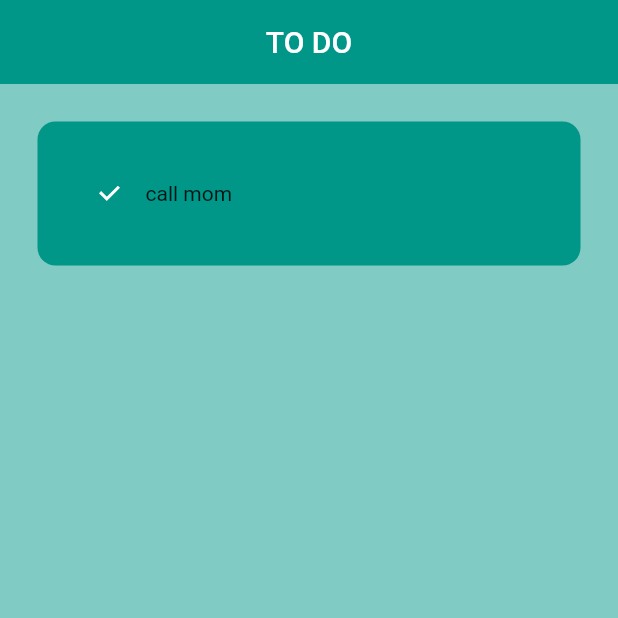
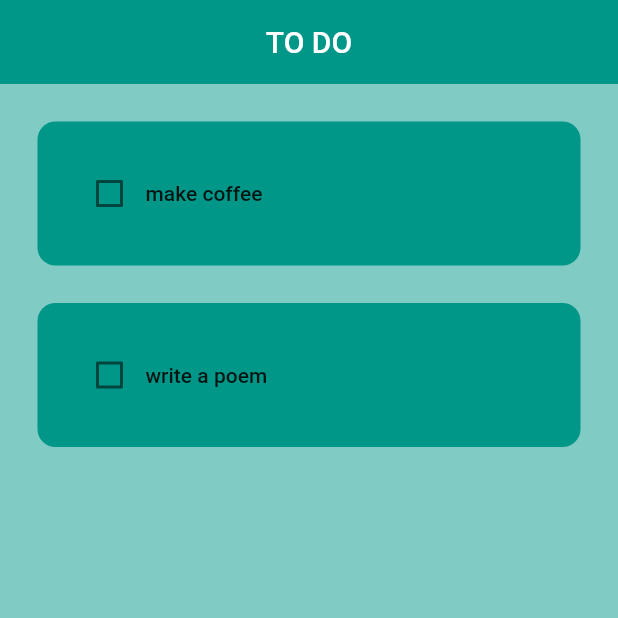
Before and after one commit to wdigba/ToDoApp, a Flutter app: the screen it shows after launch, on a phone screen of 412 x 824 dp, the top half of it. Run offline on Flutter 3.47's test engine with Material 2 defaults, Android fonts, the phone set to English and light mode, and no system bars.

Commit message:
tasks are clickable

```diff
--- a/lib/main.dart
+++ b/lib/main.dart
@@ -12,10 +12,8 @@ class MyApp extends StatelessWidget {
   Widget build(BuildContext context) {
     return MaterialApp(
       debugShowCheckedModeBanner: false,
-        home: ToDoPage(),
-      theme: ThemeData(
-        primarySwatch: Colors.teal
-      ),
+      home: ToDoPage(),
+      theme: ThemeData(primarySwatch: Colors.teal),
     );
   }
 }
--- a/lib/pages/todo_page.dart
+++ b/lib/pages/todo_page.dart
@@ -1,6 +1,5 @@
 import 'package:flutter/material.dart';
-
-import '../utilites/todo_tile.dart';
+import 'package:to_do_app/utilites/todo_tile.dart';
 
 class ToDoPage extends StatefulWidget {
   const ToDoPage({super.key});
@@ -10,6 +9,17 @@ class ToDoPage extends StatefulWidget {
 }
 
 class _ToDoPageState extends State<ToDoPage> {
+  List toDoList = [
+    ["make coffee", false],
+    ["write a poem", false]
+  ];
+
+  void checkBoxChanged(bool? value, int index) {
+    setState(() {
+      toDoList[index][1] = !toDoList[index][1];
+    });
+  }
+
   @override
   Widget build(BuildContext context) {
     return Scaffold(
@@ -20,14 +30,14 @@ class _ToDoPageState extends State<ToDoPage> {
           ),
           elevation: 0,
         ),
-      body: ListView(
-        children: [
-          ToDoTile(
-          taskName: "call mom",
-          taskCompleted: true,
-          onChanged: (p0)  {},),
-        ],
-      ),
-    );
+        body: ListView.builder(
+          itemCount: toDoList.length,
+          itemBuilder: (context, index) {
+            return ToDoTile(
+                taskName: toDoList[index][0],
+                taskCompleted: toDoList[index][1],
+                onChanged: (value) => checkBoxChanged(value, index));
+          },
+        ));
   }
 }
--- a/lib/utilites/todo_tile.dart
+++ b/lib/utilites/todo_tile.dart
@@ -1,30 +1,42 @@
+import 'dart:ui';
+
 import 'package:flutter/material.dart';
 
 class ToDoTile extends StatelessWidget {
-
   final String taskName;
   final bool taskCompleted;
   Function(bool?)? onChanged;
 
-  ToDoTile({super.key,
-    required this.taskName,
-    required this.taskCompleted,
-    required this.onChanged});
+  ToDoTile(
+      {super.key,
+      required this.taskName,
+      required this.taskCompleted,
+      required this.onChanged});
 
   @override
   Widget build(BuildContext context) {
     return Padding(
-      padding: const EdgeInsets.all(25.0),
+      padding: const EdgeInsets.only(left: 25.0, right: 25, top: 25),
       child: Container(
         padding: EdgeInsets.all(24),
+        decoration: BoxDecoration(
+            color: Colors.teal, borderRadius: BorderRadius.circular(12)),
         child: Row(
           children: [
-            Checkbox(value: taskCompleted, onChanged: onChanged),
-            Text(taskName),
+            Checkbox(
+              value: taskCompleted,
+              onChanged: onChanged,
+              activeColor: Colors.black,
+            ),
+            Text(taskName,
+                style: TextStyle(
+                  decoration: taskCompleted
+                      ? TextDecoration.lineThrough
+                      : TextDecoration.none,
+                  fontWeight: FontWeight.w500,
+                ))
           ],
         ),
-        decoration: BoxDecoration(color: Colors.teal,
-            borderRadius: BorderRadius.circular(12)),
       ),
     );
   }
```
Lines whose indentation alone changed are shown as unchanged.
